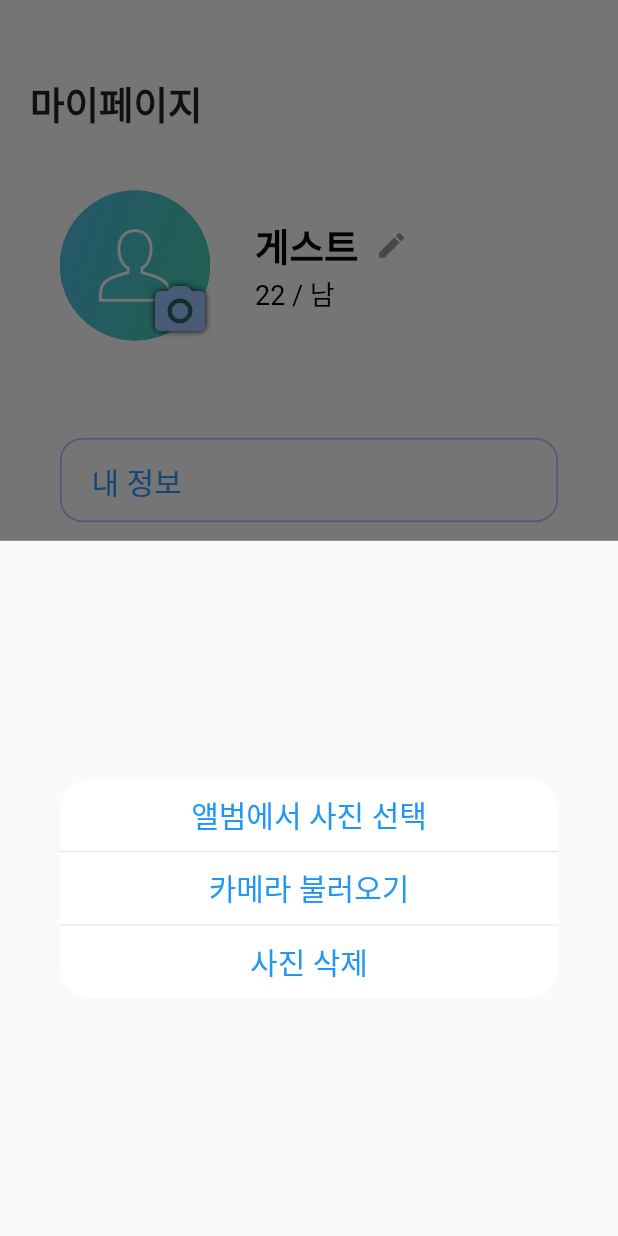
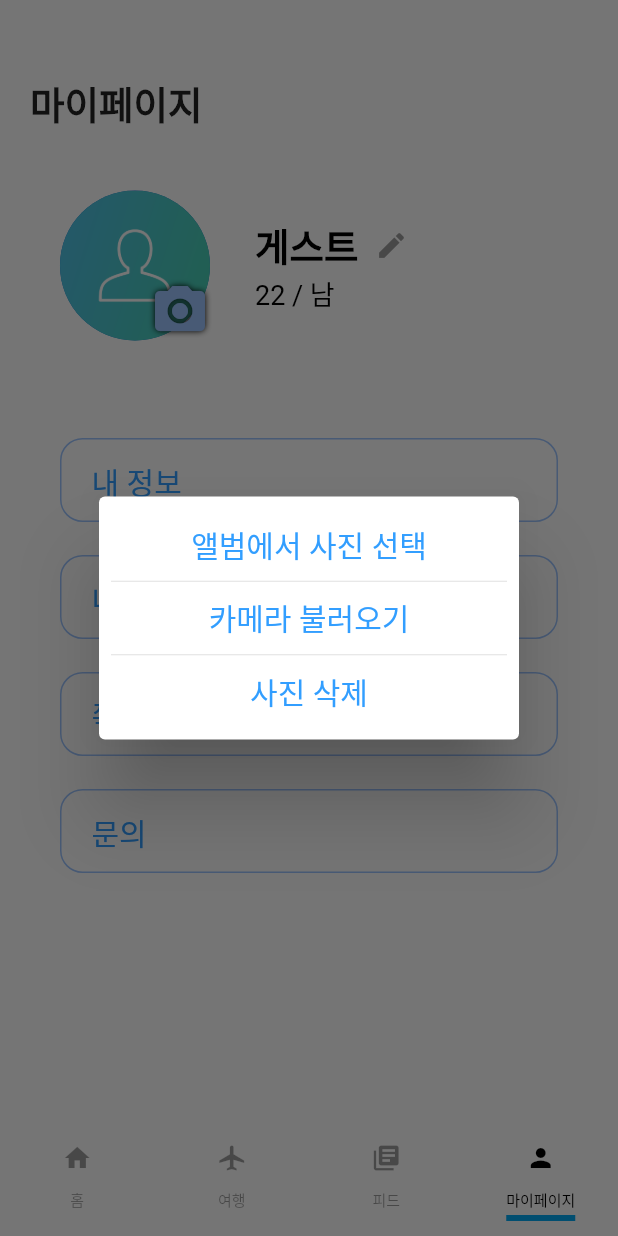
Before and after one commit to kookmin-sw/capstone-2023-32, a Flutter app: the screen it shows after launch, item 4 of the bottom bar chosen, after a tap on the "camera alt" icon, on a phone screen of 412 x 824 dp. Run offline on Flutter 3.47's test engine with Material 2 defaults, Android fonts, the phone set to English and light mode, and no system bars; our stand-ins replace flutter_svg, image_picker; network calls fail.

Commit message:
refactor [FE Mypage] : change Dialog

```diff
--- a/frontend/lib/pages/Mypage.dart
+++ b/frontend/lib/pages/Mypage.dart
@@ -127,10 +127,7 @@ class _MyPageState extends State<MyPage> {
           right: 0,
           child: InkWell(
             onTap: () {
-              showModalBottomSheet(
-                context: context,
-                builder: ((builder) => bottomSheet()),
-              );
+              bottomSheet(context);
             },
             child: const Icon(
               Icons.camera_alt,
@@ -149,15 +146,13 @@ class _MyPageState extends State<MyPage> {
     );
   }
 
-  Widget bottomSheet() {
-    return Dialog(
-      elevation: 0,
-      backgroundColor: Colors.white,
-      shape: RoundedRectangleBorder(
-        borderRadius: BorderRadius.circular(20),
-      ),
-      child: Column(
-        mainAxisSize: MainAxisSize.min,
+  Future<dynamic> bottomSheet(BuildContext context) {
+    return showDialog(
+      context: context,
+      builder: (BuildContext context) => AlertDialog(
+        actions: <Widget>[
+          Column(
+            crossAxisAlignment: CrossAxisAlignment.center,
             children: [
               TextButton(
                 onPressed: () {
@@ -168,6 +163,7 @@ class _MyPageState extends State<MyPage> {
                   '앨범에서 사진 선택',
                   style: TextStyle(
                     fontSize: 20,
+                    color: Color(0xFF329EFF),
                   ),
                 ),
               ),
@@ -183,6 +179,7 @@ class _MyPageState extends State<MyPage> {
                   '카메라 불러오기',
                   style: TextStyle(
                     fontSize: 20,
+                    color: Color(0xFF329EFF),
                   ),
                 ),
               ),
@@ -200,8 +197,11 @@ class _MyPageState extends State<MyPage> {
                   '사진 삭제',
                   style: TextStyle(
                     fontSize: 20,
+                    color: Color(0xFF329EFF),
                   ),
                 ),
+              ),
+            ],
           ),
         ],
       ),
```
Lines whose indentation alone changed are shown as unchanged.
